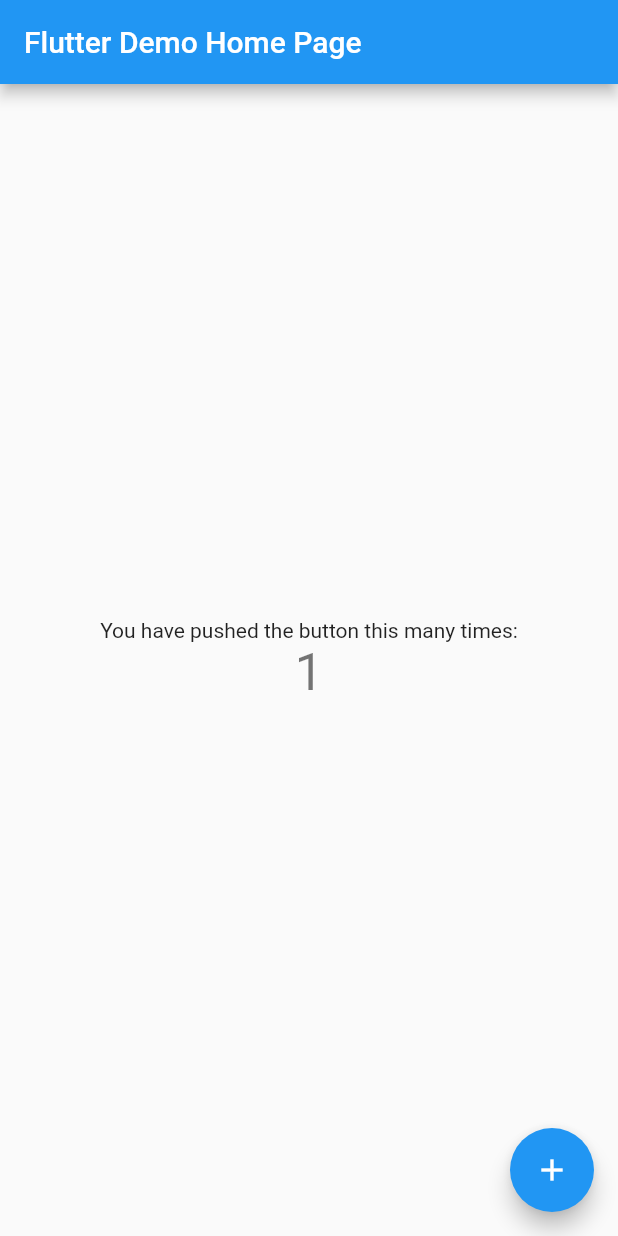
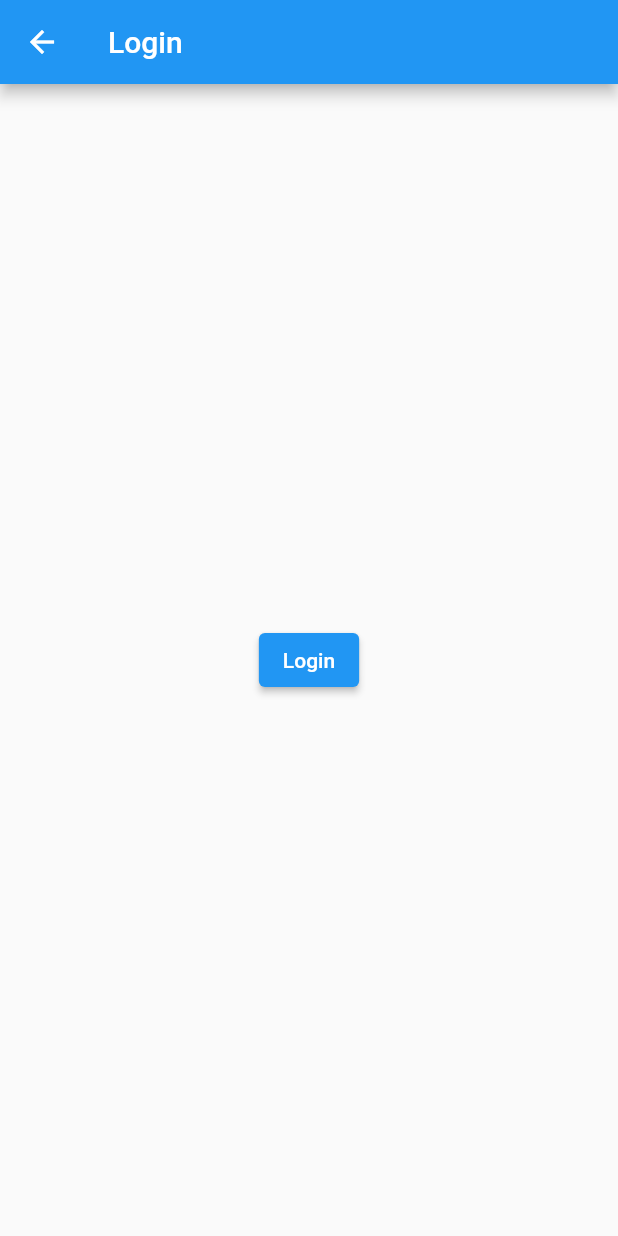
Before and after one commit to pardeep5516/b_drive, a Flutter app: the screen it shows after launch, after a tap on the "add" icon, on a phone screen of 412 x 824 dp. Run offline on Flutter 3.47's test engine with Material 2 defaults, Android fonts, the phone set to English and light mode, and no system bars; our stand-ins replace get.

Commit message:
Adding GetX Package

```diff
--- /dev/null
+++ b/lib/controllers/weather_controller.dart
@@ -0,0 +1,10 @@
+import 'package:get/get.dart';
+
+class WeatherController extends GetxController {
+  RxInt weather = 30.obs;
+
+  void changeWeather(int value) {
+    weather.value = value;
+  }
+
+}
--- a/lib/main.dart
+++ b/lib/main.dart
@@ -1,4 +1,6 @@
+import 'package:b_drive/screens/home.dart';
 import 'package:flutter/material.dart';
+import 'package:get/get.dart';
 
 void main() {
   runApp(const MyApp());
@@ -8,61 +10,13 @@
   const MyApp({super.key});
   @override
   Widget build(BuildContext context) {
-    return MaterialApp(
+    return GetMaterialApp(
       debugShowCheckedModeBanner: false,
-      title: 'Flutter Demo',
+      title: 'B-DRIVE',
       theme: ThemeData(
         primarySwatch: Colors.blue,
       ),
-      home: const MyHomePage(title: 'Flutter Demo Home Page'),
+      home:  HomeScreen(),
     );
   }
 }
-
-class MyHomePage extends StatefulWidget {
-  const MyHomePage({super.key, required this.title});
-
-  final String title;
-
-  @override
-  State<MyHomePage> createState() => _MyHomePageState();
-}
-
-class _MyHomePageState extends State<MyHomePage> {
-  int _counter = 0;
-
-  void _incrementCounter() {
-    setState(() {
-      _counter++;
-    });
-  }
-
-  @override
-  Widget build(BuildContext context) {
-    return Scaffold(
-      appBar: AppBar(
-        title: Text(widget.title),
-      ),
-      body: Center(
-        child: Column(
-          // horizontal).
-          mainAxisAlignment: MainAxisAlignment.center,
-          children: <Widget>[
-            const Text(
-              'You have pushed the button this many times:',
-            ),
-            Text(
-              '$_counter',
-              style: Theme.of(context).textTheme.headlineMedium,
-            ),
-          ],
-        ),
-      ),
-      floatingActionButton: FloatingActionButton(
-        onPressed: _incrementCounter,
-        tooltip: 'Increment',
-        child: const Icon(Icons.add),
-      ), // This trailing comma makes auto-formatting nicer for build methods.
-    );
-  }
-}
--- /dev/null
+++ b/lib/screens/home.dart
@@ -0,0 +1,34 @@
+import 'package:b_drive/controllers/weather_controller.dart';
+import 'package:b_drive/screens/login_screen.dart';
+import 'package:flutter/material.dart';
+import 'package:get/get.dart';
+
+class HomeScreen extends StatelessWidget {
+  HomeScreen({super.key});
+  WeatherController weatherController = Get.put(WeatherController());
+  @override
+  Widget build(BuildContext context) {
+    return Scaffold(
+      appBar: AppBar(
+        title: const Text('Home'),
+      ),
+      floatingActionButton: FloatingActionButton(
+        onPressed: () {
+         Get.to(() => const LoginScreen());
+        },
+        child: const Icon(Icons.add),
+      ),
+      body: Obx(
+        () => Center(
+          child: Text(
+            'Weather is ${weatherController.weather.value} degrees',
+            style: const TextStyle(
+              fontSize: 20,
+              fontWeight: FontWeight.bold,
+            ),
+          ),
+        ),
+      ),
+    );
+  }
+}
--- /dev/null
+++ b/lib/screens/login_screen.dart
@@ -0,0 +1,22 @@
+import 'package:flutter/material.dart';
+import 'package:get/get.dart';
+
+class LoginScreen extends StatelessWidget {
+ const LoginScreen({super.key});
+  @override
+  Widget build(BuildContext context) {
+    return Scaffold(
+      appBar: AppBar(
+        title: const Text('Login'),
+      ),
+      body: Center(
+        child: ElevatedButton(
+          onPressed: () {
+          Get.back();
+          },
+          child: const Text('Login'),
+        ),
+      ),
+    );
+  }
+}
--- a/pubspec.yaml
+++ b/pubspec.yaml
@@ -28,6 +28,7 @@
 # the latest version available on pub.dev. To see which dependencies have newer
 # versions available, run `flutter pub outdated`.
 dependencies:
+  get: 4.2.0
   flutter:
     sdk: flutter
 
```
Also changed, not shown: pubspec.lock.
